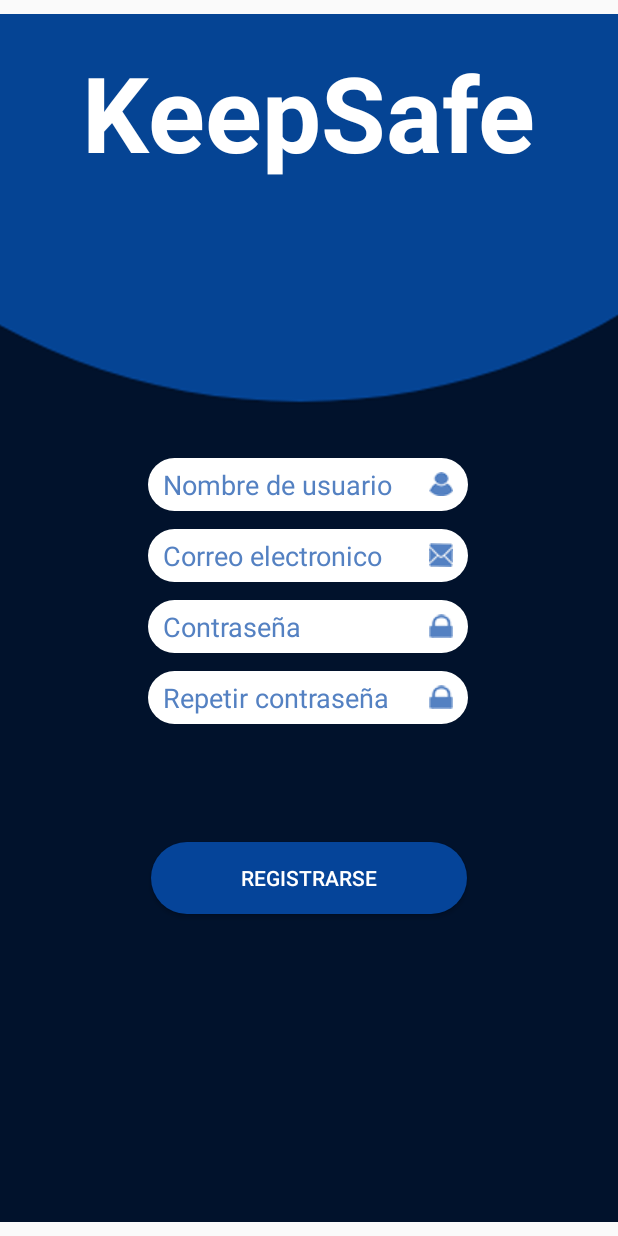
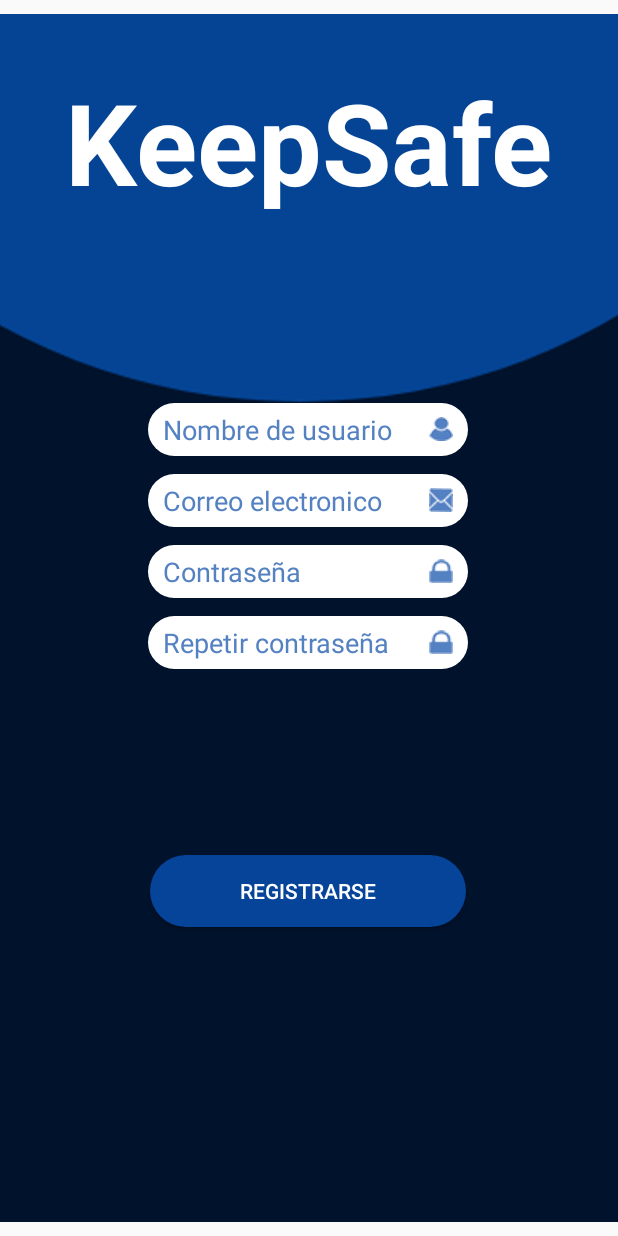
Before and after one commit to JulianHuertasUNAL/Keep-Safe-2, an Android app: the RegisterForm screen opened directly, with no data from a screen before it, on a phone screen of 412 x 824 dp. Run offline under Robolectric (Android 15) with nearby library versions, the phone set to English and light mode, and no system bars; our stand-ins replace Volley.

Commit message:
Cambios de registro revertidos

```diff
--- a/app/src/main/res/layout/activity_register_form.xml
+++ b/app/src/main/res/layout/activity_register_form.xml
@@ -11,47 +11,45 @@
         android:layout_width="wrap_content"
         android:layout_height="wrap_content"
         android:scaleY="1.4"
-
         app:layout_constraintEnd_toEndOf="parent"
         app:layout_constraintTop_toTopOf="parent"
         app:srcCompat="@drawable/background" />
-
 
     <TextView
         android:id="@+id/textView"
         android:layout_width="wrap_content"
         android:layout_height="wrap_content"
-        android:layout_marginTop="28dp"
+        android:layout_marginTop="44dp"
         android:fontFamily="sans-serif"
         android:text="KeepSafe"
         android:textColor="#FFFFFF"
-        android:textSize="70sp"
+        android:textSize="75sp"
         android:textStyle="bold"
-        app:layout_constraintBottom_toTopOf="@id/editTextTextEmailAddress"
         app:layout_constraintEnd_toEndOf="parent"
         app:layout_constraintStart_toStartOf="parent"
-        app:layout_constraintTop_toTopOf="parent" />
+        app:layout_constraintTop_toTopOf="@+id/imageView3" />
 
     <Button
         android:id="@+id/buttonRegister"
         android:layout_width="wrap_content"
         android:layout_height="wrap_content"
-        android:background="@drawable/btn_variant"
         android:paddingLeft="60dp"
         android:paddingRight="60dp"
+        android:background="@drawable/btn_variant"
         android:text="Registrarse"
         android:textColor="#FFFFFF"
         app:layout_constraintBottom_toBottomOf="@+id/imageView3"
         app:layout_constraintEnd_toEndOf="parent"
+        app:layout_constraintHorizontal_bias="0.497"
         app:layout_constraintStart_toStartOf="parent"
         app:layout_constraintTop_toBottomOf="@+id/editTextPassword"
-        app:layout_constraintVertical_bias="0.369" />
+        app:layout_constraintVertical_bias="0.454" />
 
     <EditText
         android:id="@+id/editTextTextEmailAddress"
         android:layout_width="wrap_content"
         android:layout_height="wrap_content"
-        android:layout_marginTop="184dp"
+        android:layout_marginTop="124dp"
         android:background="@drawable/edit_round"
         android:drawableRight="@drawable/user"
         android:ems="10"
@@ -134,11 +132,9 @@
         android:textColorHighlight="#000000"
         android:textColorHint="#5481c2"
         android:textColorLink="#000000"
-        app:layout_constraintBottom_toTopOf="@+id/buttonRegister"
         app:layout_constraintEnd_toEndOf="parent"
         app:layout_constraintHorizontal_bias="0.497"
         app:layout_constraintStart_toStartOf="parent"
-        app:layout_constraintTop_toBottomOf="@+id/editTextPassword"
-        app:layout_constraintVertical_bias="0.0" />
+        app:layout_constraintTop_toBottomOf="@+id/editTextPassword" />
 
 </androidx.constraintlayout.widget.ConstraintLayout>
```
